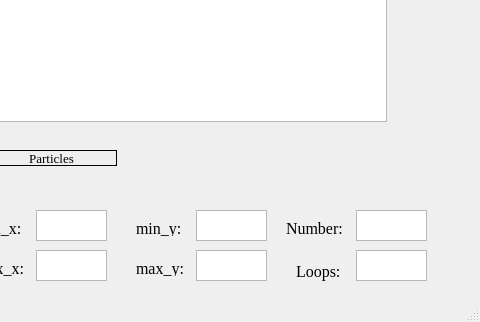
jpisouza/FEM-solver, file FEMsolver.ui: the form before one commit; both pictures show x 324 to 804 and y 426 to 748 of the 804 by 748 pixel window.
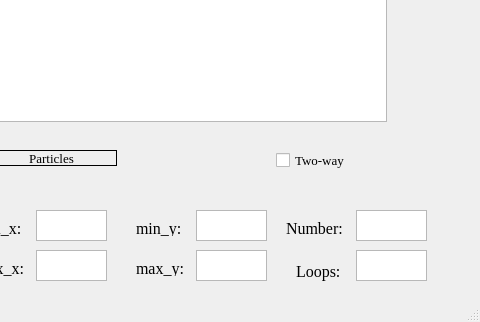
The form after the commit.

Diff of the .ui file:
```diff
--- a/FEMsolver.ui
+++ b/FEMsolver.ui
@@ -688,6 +688,19 @@
        </rect>
       </property>
      </widget>
+     <widget class="QCheckBox" name="checkBox_2way">
+      <property name="geometry">
+       <rect>
+        <x>600</x>
+        <y>530</y>
+        <width>111</width>
+        <height>20</height>
+       </rect>
+      </property>
+      <property name="text">
+       <string>Two-way</string>
+      </property>
+     </widget>
     </widget>
     <widget class="QWidget" name="Outputtab">
      <attribute name="title">
```
